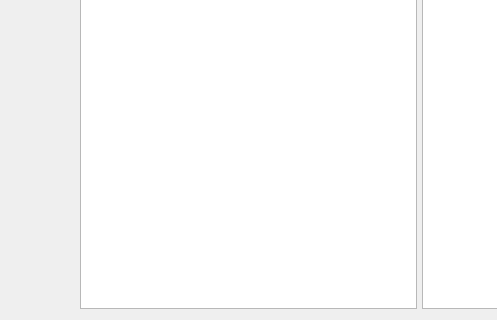
Archangel4148/Test-Suite-R, file ui/main_window.ui: the form before one commit; both pictures show x 227 to 724 and y 363 to 683 of the 996 by 683 pixel window.
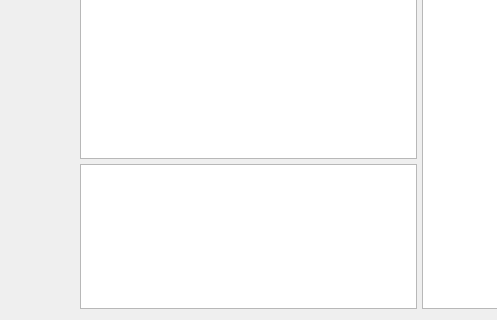
The form after the commit.

The edit to the form file:
```diff
--- a/ui/main_window.ui
+++ b/ui/main_window.ui
@@ -182,7 +182,14 @@
        <item>
         <layout class="QHBoxLayout" name="horizontalLayout_4">
          <item>
+          <layout class="QVBoxLayout" name="verticalLayout_3" stretch="3,1">
+           <item>
           <widget class="QPlainTextEdit" name="input_data_text_edit"/>
+           </item>
+           <item>
+            <widget class="QTreeView" name="parsed_input_tree_view"/>
+           </item>
+          </layout>
          </item>
          <item>
           <widget class="QPlainTextEdit" name="output_text_edit"/>
```
Lines whose indentation alone changed are shown as unchanged.
